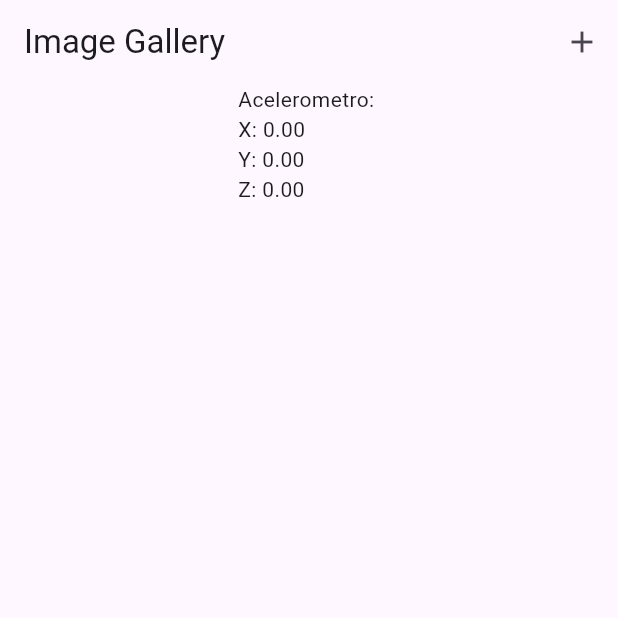
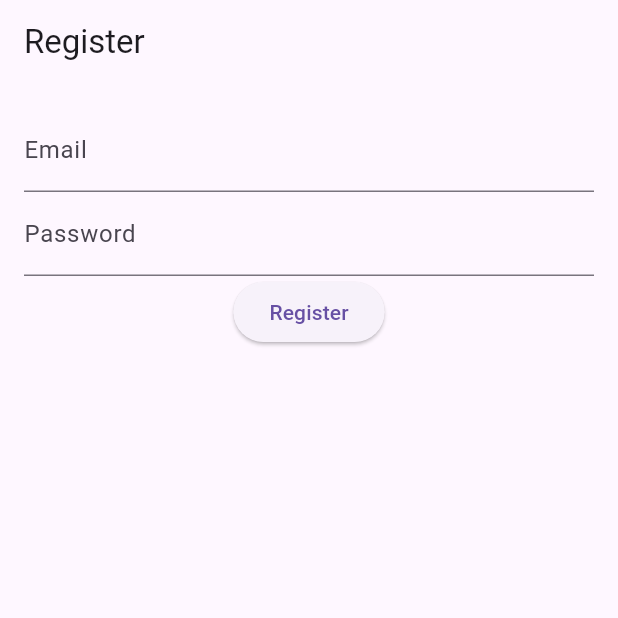
Before and after one commit to FelipeQueFez/flutter-mobile, a Flutter app: the screen it shows after launch, on a phone screen of 412 x 824 dp, the top half of it. Run offline on Flutter 3.47's test engine with Material 3 defaults, Android fonts, the phone set to English and light mode, and no system bars; our stand-ins replace firebase_auth, firebase_core, firebase_storage, image_picker, sensors_plus; accounts and stored records are empty.

Commit message:
chore:save

```diff
--- a/lib/main.dart
+++ b/lib/main.dart
@@ -1,5 +1,6 @@
 import 'package:firebase_core/firebase_core.dart';
 import 'package:flutter/material.dart';
+import 'package:image_gallery_app/register_screen.dart';
 import 'image_gallery.dart';
 import 'routes.dart';
 import 'image_view.dart';
@@ -18,9 +19,9 @@ class MyApp extends StatelessWidget {
       theme: ThemeData(
         primarySwatch: Colors.blue,
       ),
-      initialRoute: Routes.home,
+      initialRoute: Routes.register,
       routes: {
-        Routes.home: (context) => ImageGallery(),
+        Routes.register: (context) => const RegisterScreen(),
         Routes.imageView: (context) => ImageView(),
       },
     );
--- /dev/null
+++ b/lib/register_screen.dart
@@ -0,0 +1,64 @@
+import 'package:firebase_auth/firebase_auth.dart';
+import 'package:flutter/material.dart';
+
+class RegisterScreen extends StatefulWidget {
+  const RegisterScreen({super.key});
+
+  @override
+  State<RegisterScreen> createState() => _RegisterScreenState();
+}
+
+class _RegisterScreenState extends State<RegisterScreen> {
+  final FirebaseAuth _auth = FirebaseAuth.instance;
+  final TextEditingController _emailController = TextEditingController();
+  final TextEditingController _passwordController = TextEditingController();
+  String _errorMessage = '';
+
+  @override
+  Widget build(BuildContext context) {
+    return Scaffold(
+      appBar: AppBar(
+        title: Text('Register'),
+      ),
+      body: Padding(
+        padding: const EdgeInsets.all(16),
+        child: Column(
+          children: [
+            TextField(
+              controller: _emailController,
+              decoration: InputDecoration(labelText: 'Email'),
+            ),
+            TextField(
+              controller: _passwordController,
+              decoration: InputDecoration(labelText: 'Password'),
+              obscureText: true,
+            ),
+            ElevatedButton(
+              onPressed: _register,
+              child: Text('Register'),
+            ),
+            Text(
+              _errorMessage,
+              style: TextStyle(
+                color: Colors.red,
+              ),
+            )
+          ],
+        ),
+      ),
+    );
+  }
+
+  void _register() async {
+    try {
+      await _auth.createUserWithEmailAndPassword(
+        email: _emailController.text,
+        password: _passwordController.text,
+      );
+    } catch (e) {
+      setState(() {
+        _errorMessage = e.toString();
+      });
+    }
+  }
+}
--- a/lib/routes.dart
+++ b/lib/routes.dart
@@ -1,4 +1,4 @@
 class Routes {
-  static const String home = '/';
+  static const String register = '/register';
   static const String imageView = '/image-view';
 }
--- a/pubspec.yaml
+++ b/pubspec.yaml
@@ -34,6 +34,7 @@ dependencies:
   firebase_storage: ^12.3.3
   firebase_core: ^3.6.0
   sensors_plus: ^6.0.1
+  firebase_auth: ^5.3.1
 
 
   # The following adds the Cupertino Icons font to your application.
```
Also changed, not shown: pubspec.lock, 4 other files.
